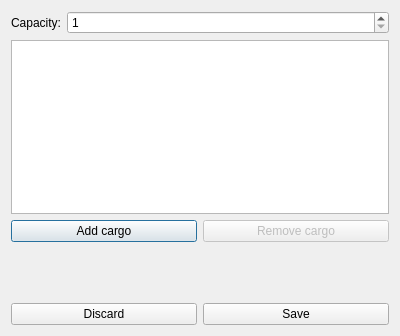
NuarkNoir/sea_transport, file sea_transport/storageeditdialog.ui: the form before one commit.
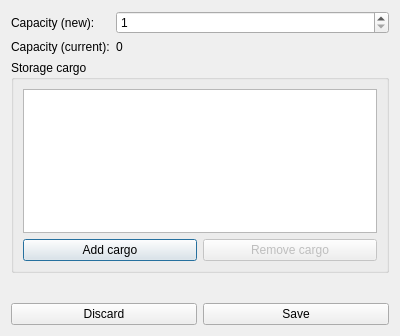
The form after the commit.

Diff of the .ui file:
```diff
--- a/sea_transport/storageeditdialog.ui
+++ b/sea_transport/storageeditdialog.ui
@@ -13,13 +13,13 @@
   <property name="windowTitle">
    <string>Dialog</string>
   </property>
-  <layout class="QVBoxLayout" name="verticalLayout">
+  <layout class="QVBoxLayout" name="verticalLayout_2">
    <item>
     <layout class="QFormLayout" name="formLayout">
      <item row="0" column="0">
       <widget class="QLabel" name="label_2">
        <property name="text">
-        <string>Capacity:</string>
+        <string>Capacity (new):</string>
        </property>
       </widget>
      </item>
@@ -29,14 +29,34 @@
         <number>1</number>
        </property>
        <property name="maximum">
-        <number>500</number>
+        <number>500000</number>
+       </property>
+      </widget>
+     </item>
+     <item row="1" column="0">
+      <widget class="QLabel" name="label_3">
+       <property name="text">
+        <string>Capacity (current):</string>
+       </property>
+      </widget>
+     </item>
+     <item row="1" column="1">
+      <widget class="QLabel" name="lab_capacity_current">
+       <property name="text">
+        <string>0</string>
        </property>
       </widget>
      </item>
     </layout>
    </item>
    <item>
-    <widget class="QListView" name="lv_cargo"/>
+    <widget class="QGroupBox" name="groupBox">
+     <property name="title">
+      <string>Storage cargo</string>
+     </property>
+     <layout class="QVBoxLayout" name="verticalLayout">
+      <item>
+       <widget class="QTableView" name="tv_cargo"/>
    </item>
    <item>
     <layout class="QHBoxLayout" name="horizontalLayout_2">
@@ -58,6 +78,9 @@
       </widget>
      </item>
     </layout>
+      </item>
+     </layout>
+    </widget>
    </item>
    <item>
     <spacer name="verticalSpacer">
```
Lines whose indentation alone changed are shown as unchanged.
